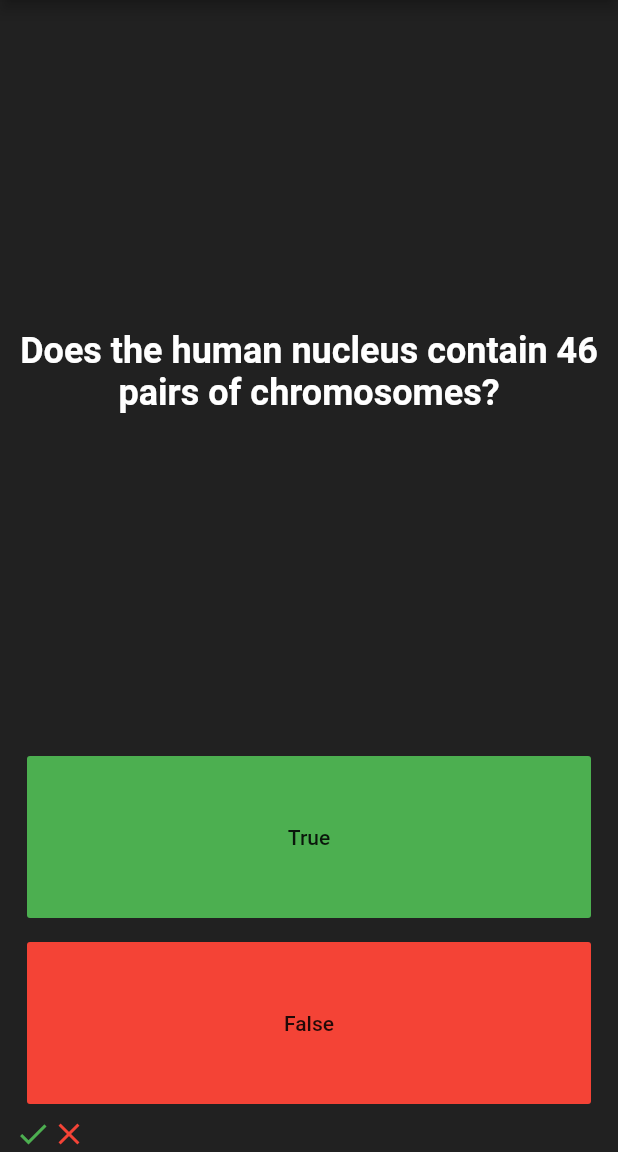
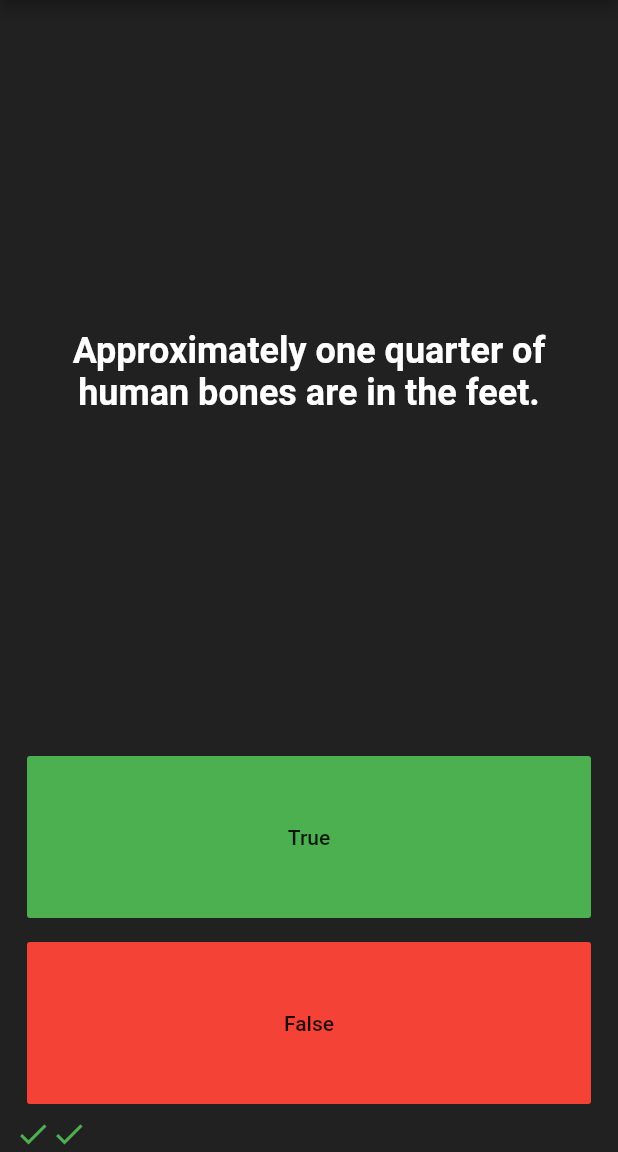
Before and after one commit to ghulam-rasool-dev/quizzler, a Flutter app: the screen it shows after launch, after a tap on "True", after a tap on "False", on a phone screen of 412 x 824 dp, the part 84-1236 px from its top. Run offline on Flutter 3.47's test engine with Material 2 defaults, Android fonts, the phone set to English and light mode, and no system bars.

Commit message:
adding questions

```diff
--- a/lib/main.dart
+++ b/lib/main.dart
@@ -1,5 +1,7 @@
 import 'package:flutter/material.dart';
+import 'quizbrain.dart';
 
+Quizbrain quizbrain = Quizbrain();
 void main() => runApp(Quizzler());
 
 class Quizzler extends StatelessWidget {
@@ -22,23 +24,18 @@ class Quizzler extends StatelessWidget {
     );
   }
 }
-
 class QuizPage extends StatefulWidget {
   @override
   _QuizPageState createState() => _QuizPageState();
 }
-
 class _QuizPageState extends State<QuizPage> {
   int question=0;
+  bool useranswer;
+
   List<Icon> icon = [];
-  List<String> questions=[
-    'Crocodiles do not have sweat glands?',
-    'Deficiency of Vitamin B17 leads to cancer?',
-    'Does the human nucleus contain 46 pairs of chromosomes?',
-  ];
-  void addicon(int filter) {
+  void addicon(bool option) {
     setState(() {
-      if (filter == 1) {
+      if (quizbrain.input_data[question].answer==option) {
         icon.add(Icon(
           Icons.check,
           color: Colors.green,
@@ -51,7 +48,6 @@ class _QuizPageState extends State<QuizPage> {
       }
     });
   }
-
   @override
   Widget build(BuildContext context) {
     return Column(
@@ -61,7 +57,7 @@ class _QuizPageState extends State<QuizPage> {
         Expanded(
           flex: 4,
           child: Center(
-            child: Text(questions[question],
+            child: Text(quizbrain.input_data[question].QuestionText,
               textAlign: TextAlign.center,
               style: TextStyle(
                   fontSize: 24,
@@ -76,7 +72,8 @@ class _QuizPageState extends State<QuizPage> {
             child: FlatButton(
               color: Colors.green,
               onPressed: () {
-                addicon(1);
+                useranswer=true;
+                addicon(useranswer);
                 question++;
               },
               child: Text("True"),
@@ -89,7 +86,8 @@ class _QuizPageState extends State<QuizPage> {
             child: FlatButton(
               color: Colors.red,
               onPressed: () {
-                addicon(2);
+                useranswer=false;
+                addicon(useranswer);
                 question++;
               },
               child: Text("False"),
--- /dev/null
+++ b/lib/question.dart
@@ -0,0 +1,9 @@
+class Question{
+  String QuestionText;
+  bool answer;
+  Question(String question, bool answer){
+    this.QuestionText = question;
+    this.answer = answer;
+  }
+
+}
--- /dev/null
+++ b/lib/quizbrain.dart
@@ -0,0 +1,25 @@
+import 'package:quizzler/question.dart';
+
+class Quizbrain {
+  List<Question> _input_data = [
+    Question('Some cats are actually allergic to humans', true),
+    Question('You can lead a cow down stairs but not up stairs.', false),
+    Question('Approximately one quarter of human bones are in the feet.', true),
+    Question('A slug\'s blood is green.', true),
+    Question('Buzz Aldrin\'s mother\'s maiden name was \"Moon\".', true),
+    Question('It is illegal to pee in the Ocean in Portugal.', true),
+    Question('No piece of square dry paper can be folded in half more than 7 times.', false),
+    Question('In London, UK, if you happen to die in the House of Parliament, you are technically entitled to a state funeral, because the building is considered too sacred a place.', true),
+    Question('The loudest sound produced by any animal is 188 decibels. That animal is the African Elephant.', false),
+    Question('The total surface area of two human lungs is approximately 70 square metres.', true),
+    Question('Google was originally called \"Backrub\".', true),
+    Question('Chocolate affects a dog\'s heart and nervous system; a few ounces are enough to kill a small dog.', true),
+    Question('In West Virginia, USA, if you accidentally hit an animal with your car, you are free to take it home to eat.', true),
+  ];
+
+  List<Question> get input_data => _input_data;
+
+  set input_data(List<Question> value) {
+    _input_data = value;
+  }
+}
```
